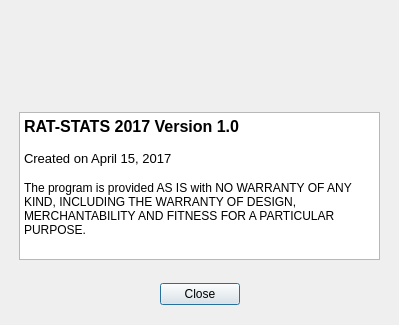
Above: products/RAT-STATS/rstats_ui/src/UIRStatsAbout.ui from cbtek/RStats2017 before the change; both pictures show x 0 to 399 and y 231 to 556 of the 399 by 556 pixel window. Below: the same form after it.
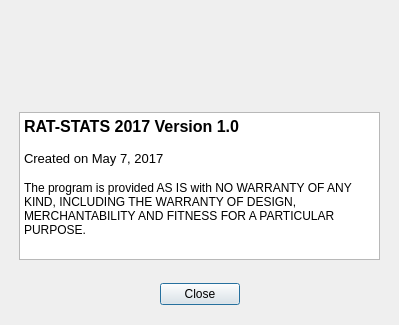
That is the form after the change.

What changed in the file:
```diff
--- a/products/RAT-STATS/rstats_ui/src/UIRStatsAbout.ui
+++ b/products/RAT-STATS/rstats_ui/src/UIRStatsAbout.ui
@@ -91,7 +91,7 @@
         </widget>
        </item>
        <item>
-        <widget class="QFrame" name="">
+        <widget class="QFrame" name="frame">
          <property name="sizePolicy">
           <sizepolicy hsizetype="Preferred" vsizetype="Expanding">
            <horstretch>0</horstretch>
@@ -151,12 +151,12 @@
           <string>&lt;!DOCTYPE HTML PUBLIC &quot;-//W3C//DTD HTML 4.0//EN&quot; &quot;http://www.w3.org/TR/REC-html40/strict.dtd&quot;&gt;
 &lt;html&gt;&lt;head&gt;&lt;meta name=&quot;qrichtext&quot; content=&quot;1&quot; /&gt;&lt;style type=&quot;text/css&quot;&gt;
 p, li { white-space: pre-wrap; }
-&lt;/style&gt;&lt;/head&gt;&lt;body style=&quot; font-family:'Sans'; font-size:10pt; font-weight:400; font-style:normal;&quot;&gt;
-&lt;p style=&quot; margin-top:0px; margin-bottom:0px; margin-left:0px; margin-right:0px; -qt-block-indent:0; text-indent:0px;&quot;&gt;&lt;span style=&quot; font-family:'MS Shell Dlg 2'; font-size:12pt; font-weight:600;&quot;&gt;RAT-STATS 2017 Version 1.0&lt;/span&gt;&lt;/p&gt;
-&lt;p style=&quot;-qt-paragraph-type:empty; margin-top:0px; margin-bottom:0px; margin-left:0px; margin-right:0px; -qt-block-indent:0; text-indent:0px; font-family:'MS Shell Dlg 2';&quot;&gt;&lt;br /&gt;&lt;/p&gt;
-&lt;p style=&quot; margin-top:0px; margin-bottom:0px; margin-left:0px; margin-right:0px; -qt-block-indent:0; text-indent:0px;&quot;&gt;&lt;span style=&quot; font-family:'MS Shell Dlg 2';&quot;&gt;Created on April 15, 2017&lt;/span&gt;&lt;/p&gt;
-&lt;p style=&quot;-qt-paragraph-type:empty; margin-top:0px; margin-bottom:0px; margin-left:0px; margin-right:0px; -qt-block-indent:0; text-indent:0px; font-family:'MS Shell Dlg 2';&quot;&gt;&lt;br /&gt;&lt;/p&gt;
-&lt;p style=&quot; margin-top:0px; margin-bottom:0px; margin-left:0px; margin-right:0px; -qt-block-indent:0; text-indent:0px;&quot;&gt;&lt;span style=&quot; font-family:'MS Shell Dlg 2'; font-size:9pt;&quot;&gt;The program is provided AS IS with NO WARRANTY OF ANY KIND, INCLUDING THE WARRANTY OF DESIGN, MERCHANTABILITY AND FITNESS FOR A PARTICULAR PURPOSE.&lt;/span&gt;&lt;/p&gt;&lt;/body&gt;&lt;/html&gt;</string>
+&lt;/style&gt;&lt;/head&gt;&lt;body style=&quot; font-family:'MS Shell Dlg 2'; font-size:8.25pt; font-weight:400; font-style:normal;&quot;&gt;
+&lt;p style=&quot; margin-top:0px; margin-bottom:0px; margin-left:0px; margin-right:0px; -qt-block-indent:0; text-indent:0px;&quot;&gt;&lt;span style=&quot; font-size:12pt; font-weight:600;&quot;&gt;RAT-STATS 2017 Version 1.0&lt;/span&gt;&lt;/p&gt;
+&lt;p style=&quot;-qt-paragraph-type:empty; margin-top:0px; margin-bottom:0px; margin-left:0px; margin-right:0px; -qt-block-indent:0; text-indent:0px; font-size:10pt;&quot;&gt;&lt;br /&gt;&lt;/p&gt;
+&lt;p style=&quot; margin-top:0px; margin-bottom:0px; margin-left:0px; margin-right:0px; -qt-block-indent:0; text-indent:0px;&quot;&gt;&lt;span style=&quot; font-size:10pt;&quot;&gt;Created on May 7, 2017&lt;/span&gt;&lt;/p&gt;
+&lt;p style=&quot;-qt-paragraph-type:empty; margin-top:0px; margin-bottom:0px; margin-left:0px; margin-right:0px; -qt-block-indent:0; text-indent:0px; font-size:10pt;&quot;&gt;&lt;br /&gt;&lt;/p&gt;
+&lt;p style=&quot; margin-top:0px; margin-bottom:0px; margin-left:0px; margin-right:0px; -qt-block-indent:0; text-indent:0px;&quot;&gt;&lt;span style=&quot; font-size:9pt;&quot;&gt;The program is provided AS IS with NO WARRANTY OF ANY KIND, INCLUDING THE WARRANTY OF DESIGN, MERCHANTABILITY AND FITNESS FOR A PARTICULAR PURPOSE.&lt;/span&gt;&lt;/p&gt;&lt;/body&gt;&lt;/html&gt;</string>
          </property>
         </widget>
        </item>
```
